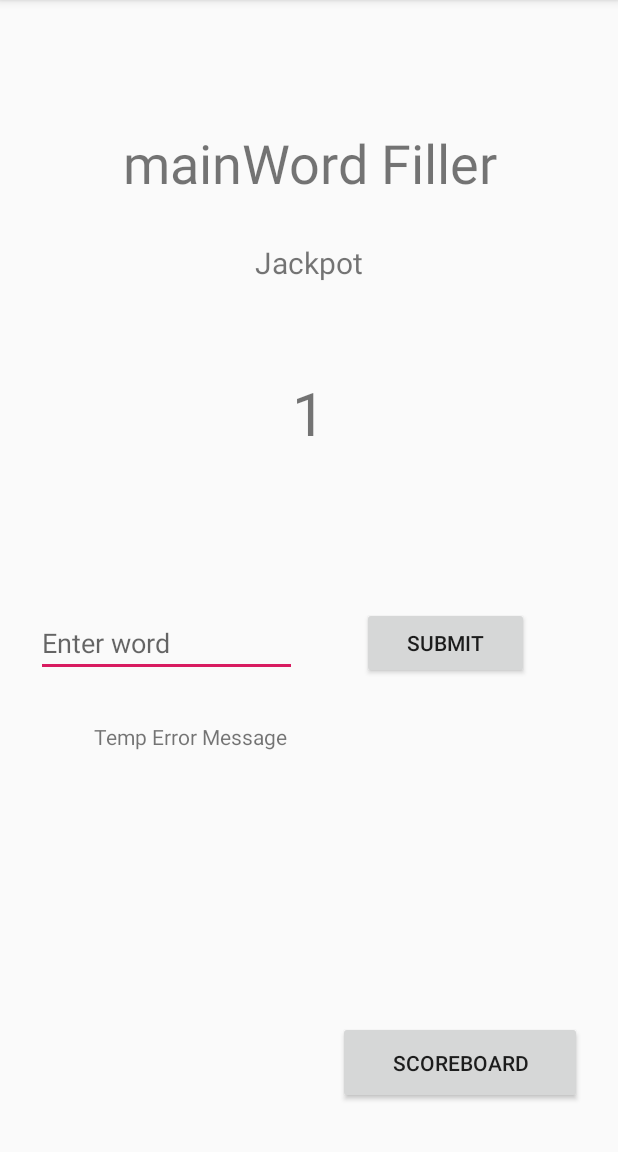
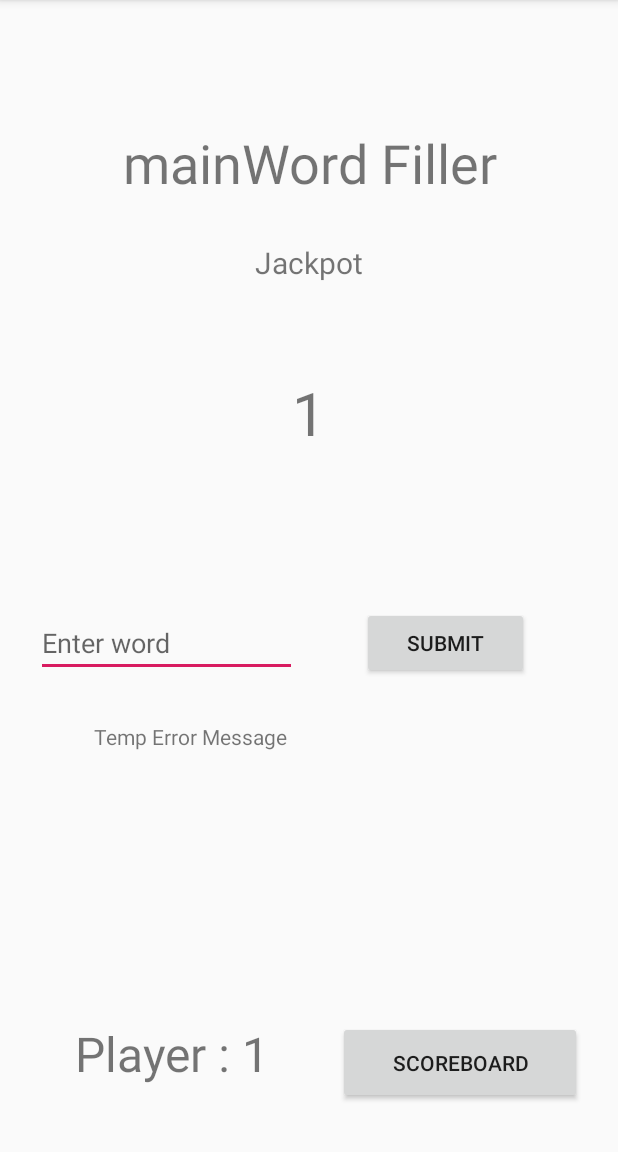
Before and after one commit to glie2/FreedomOfSpeech, an Android app: the GameActivity screen opened directly, with no data from a screen before it, after a tap on "SUBMIT", on a phone screen of 412 x 824 dp, the part 84-1236 px from its top. Run offline under Robolectric (Android 15) with nearby library versions, the phone set to English and light mode, and no system bars.

Commit message:
GameActivity progress

```diff
--- a/app/src/main/java/com/example/freedomofspeech/GameActivity.java
+++ b/app/src/main/java/com/example/freedomofspeech/GameActivity.java
@@ -8,6 +8,7 @@ import android.view.View;
 import android.widget.Button;
 import android.widget.EditText;
 import android.widget.TextView;
+import android.content.Intent;
 
 
 public class GameActivity extends AppCompatActivity implements View.OnClickListener {
@@ -15,10 +16,10 @@ public class GameActivity extends AppCompatActivity implements View.OnClickListe
     TextView mainWord;
     TextView jackpotNumber;
     TextView errorMessage;
+    TextView playerNumberTag;
     EditText guessBox;
     Button submitButton;
-    TextView defBox;
-
+    Button scoreboardButton;
 
     String url;
 
@@ -32,15 +33,14 @@ public class GameActivity extends AppCompatActivity implements View.OnClickListe
         mainWord = findViewById(R.id.mainWord);
         jackpotNumber = findViewById(R.id.jackpotNumber);
         errorMessage = findViewById(R.id.errorMessage);
+        guessBox = findViewById(R.id.guessBox);
+        submitButton = findViewById(R.id.submitButton);
+        scoreboardButton = findViewById(R.id.scoreboardButton);
+        playerNumberTag = findViewById(R.id.playerNumberTag);
+        jackpotNumber.setText(Integer.toString(MainActivity.jackpot));
+        //new
 
-        submitButton = findViewById(R.id.submitButton);
-
-        //Initial State
-        jackpotNumber.setText("1");
-
-        submitButton.setOnClickListener(this);
-
-
+        initialize();
 
   /*      submitButton.setOnClickListener(new View.OnClickListener() {
             @Override
@@ -59,12 +59,29 @@ public class GameActivity extends AppCompatActivity implements View.OnClickListe
         */
     }
 
+    private void initialize () {
+        //Sets up Screen w/ correct jackpot value, palyer id, word at top
+        jackpotNumber.setText(Integer.toString(MainActivity.jackpot));
+        playerNumberTag.setText("Player : " + (MainActivity.playerIndex + 1));
+        //mainWord.setText(#getLastword)
+
+        submitButton.setOnClickListener(this);
+
+        scoreboardButton.setOnClickListener(new View.OnClickListener() {
+            @Override
+            public void onClick(View v) {
+                //Opens new screen (scoreboard)
+                startActivity(new Intent(GameActivity.this, ScoreBoardActivity.class));
+            }
+        });
+    }
+
     public void onClick(View v) {
         switch (v.getId()) {
             case R.id.submitButton:
                 guessBox = findViewById(R.id.guessBox);
                 String word = guessBox.getText().toString();
-                Log.d("shit", word);
+                //Log.d("shit", word);
                 final String word_id = word.toLowerCase();
                 url += word_id;
                 Dictionary myDictionaryRequest = new Dictionary(this);
@@ -74,7 +91,7 @@ public class GameActivity extends AppCompatActivity implements View.OnClickListe
                 } catch (Exception e) {
                     Thread.currentThread().interrupt();
                 }
-                Log.d("fuck", Boolean.toString(myDictionaryRequest.validity));
+                //Log.d("fuck", Boolean.toString(myDictionaryRequest.validity));
                 /*
                 if (myDictionaryRequest.validity) {
                     // clear word, bring to top, next player
@@ -90,6 +107,7 @@ public class GameActivity extends AppCompatActivity implements View.OnClickListe
 
 
 
+
     private String dictionaryEntries() {
 
         final String language = "en";
```
